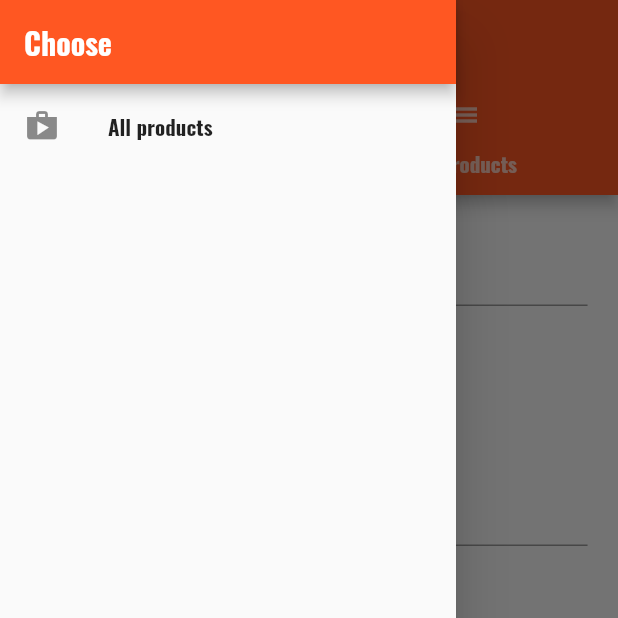
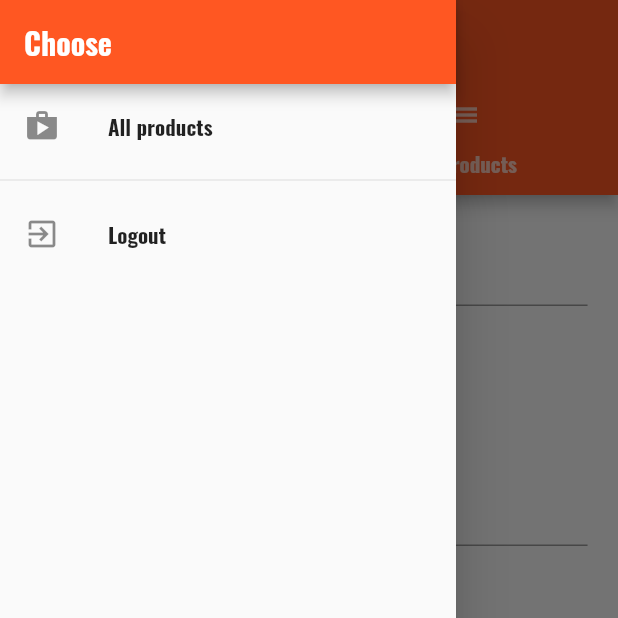
Before and after one commit to AlexKenbo/edu_adv.list-view, a Flutter app: the ProductsAdminPage screen opened by its route, with the side drawer open, on a phone screen of 412 x 824 dp, the top half of it. Run offline on Flutter 3.47's test engine with Material 2 defaults, Android fonts, the light colour scheme and no system bars; our stand-ins replace shared_preferences; accounts and stored records are empty.

Commit message:
Добавление кнопки выхода из системы

```diff
--- a/lib/pages/products.dart
+++ b/lib/pages/products.dart
@@ -3,6 +3,8 @@
 
 import 'package:scoped_model/scoped_model.dart';
 import '../scoped-models/main.dart';
+
+import '../widgets/ui_elements/logout_list_tile.dart';
 
 class ProductsPage extends StatefulWidget {
   final MainModel model;
@@ -31,6 +33,8 @@
             title: Text('Manage products'),
             onTap: () => Navigator.pushReplacementNamed(context, '/admin'),
           ),
+          Divider(),
+          LogoutListTile(),
         ],
       ),
     );
--- a/lib/pages/products_admin.dart
+++ b/lib/pages/products_admin.dart
@@ -4,6 +4,7 @@
 import './product_list.dart';
 import '../scoped-models/main.dart';
 
+import '../widgets/ui_elements/logout_list_tile.dart';
 
 class ProductsAdminPage extends StatelessWidget {
   final MainModel model;
@@ -26,6 +27,8 @@
               Navigator.pushReplacementNamed(context, '/products');
             }
           ),
+          Divider(),
+          LogoutListTile(),
         ],
       ),
     );
--- /dev/null
+++ b/lib/widgets/ui_elements/logout_list_tile.dart
@@ -0,0 +1,21 @@
+import 'package:flutter/material.dart';
+
+import 'package:scoped_model/scoped_model.dart';
+
+import '../../scoped-models/main.dart';
+
+class LogoutListTile extends StatelessWidget {
+  @override
+  Widget build(BuildContext context) {
+    return ScopedModelDescendant(builder: (BuildContext context, Widget child, MainModel model){
+      return ListTile(
+        leading: Icon(Icons.exit_to_app),
+        title: Text('Logout'),
+        onTap: () {
+          model.logout();
+          Navigator.of(context).pushReplacementNamed('/');
+        },
+      );
+    },);
+  }
+}
```
Also changed, not shown: lib/main.dart (+7 -7 lines), lib/scoped-models/connected_products.dart (+9 -0 lines).
